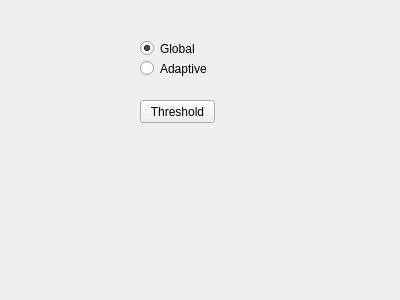
This is tnia/napari/qtdesigner_demo/simple_threshold.ui in True-North-Intelligent-Algorithms/tnia-python as Qt 5 draws it before an edit. The edited form follows.
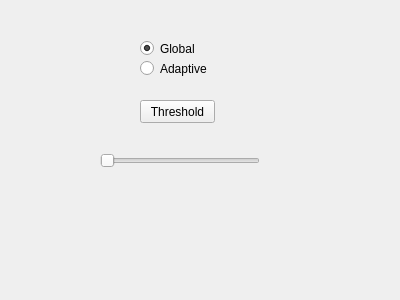
This is the edited form.

What changed in the file:
```diff
--- a/tnia/napari/qtdesigner_demo/simple_threshold.ui
+++ b/tnia/napari/qtdesigner_demo/simple_threshold.ui
@@ -55,6 +55,19 @@
     <string>Adaptive</string>
    </property>
   </widget>
+  <widget class="QSlider" name="sliderThreshold">
+   <property name="geometry">
+    <rect>
+     <x>100</x>
+     <y>150</y>
+     <width>160</width>
+     <height>22</height>
+    </rect>
+   </property>
+   <property name="orientation">
+    <enum>Qt::Horizontal</enum>
+   </property>
+  </widget>
  </widget>
  <resources/>
  <connections/>
```
